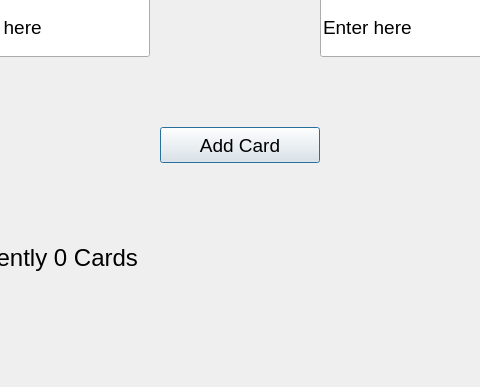
Old version of the form cardaddscreen.ui in the repository MONKEYFACE678/QuizardsQT; both pictures show x 170 to 650 and y 213 to 600 of the 800 by 600 pixel window.
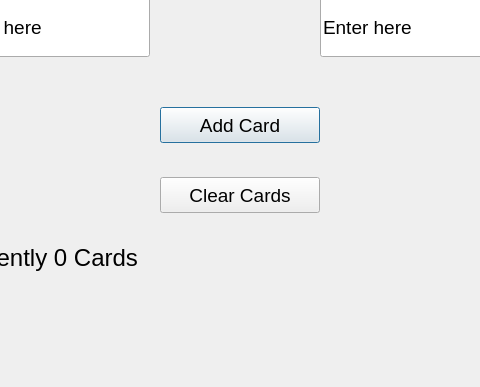
New version of the form.

Commit message: Added clear cards button

Patch:
```diff
--- a/cardaddscreen.ui
+++ b/cardaddscreen.ui
@@ -17,7 +17,7 @@
    <property name="geometry">
     <rect>
      <x>330</x>
-     <y>340</y>
+     <y>320</y>
      <width>160</width>
      <height>36</height>
     </rect>
@@ -127,6 +127,24 @@
     <string>Enter here</string>
    </property>
   </widget>
+  <widget class="QPushButton" name="ClearButton">
+   <property name="geometry">
+    <rect>
+     <x>330</x>
+     <y>390</y>
+     <width>160</width>
+     <height>36</height>
+    </rect>
+   </property>
+   <property name="font">
+    <font>
+     <pointsize>14</pointsize>
+    </font>
+   </property>
+   <property name="text">
+    <string>Clear Cards</string>
+   </property>
+  </widget>
  </widget>
  <resources/>
  <connections/>
```
The commit also changes 4 other files.
